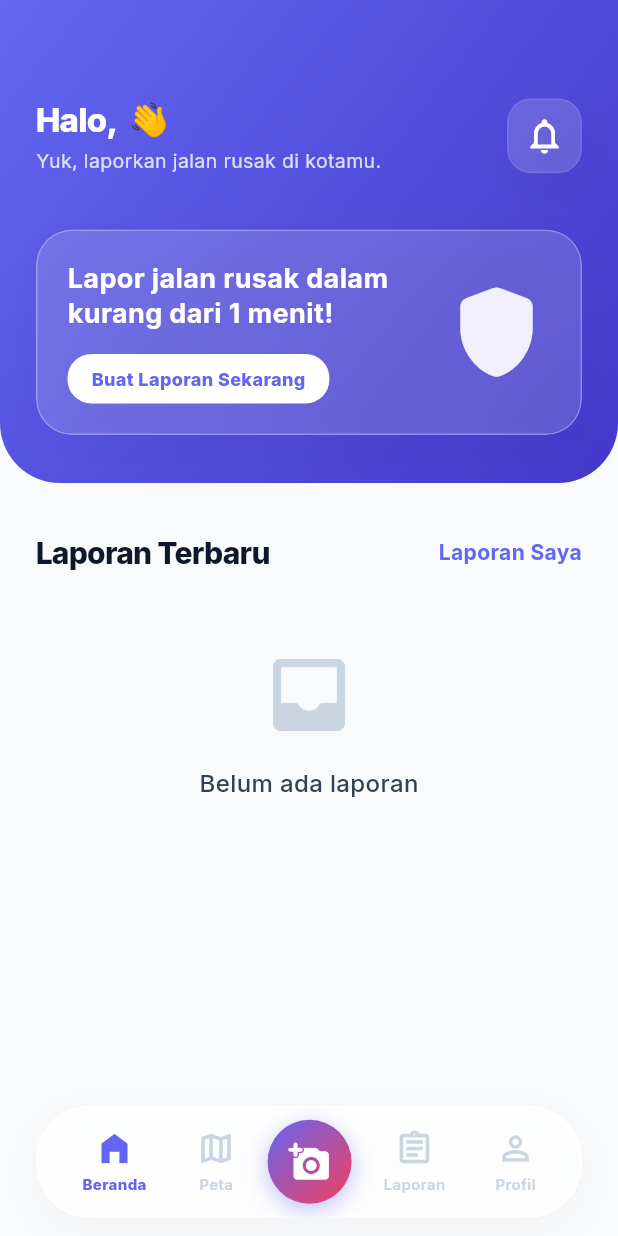
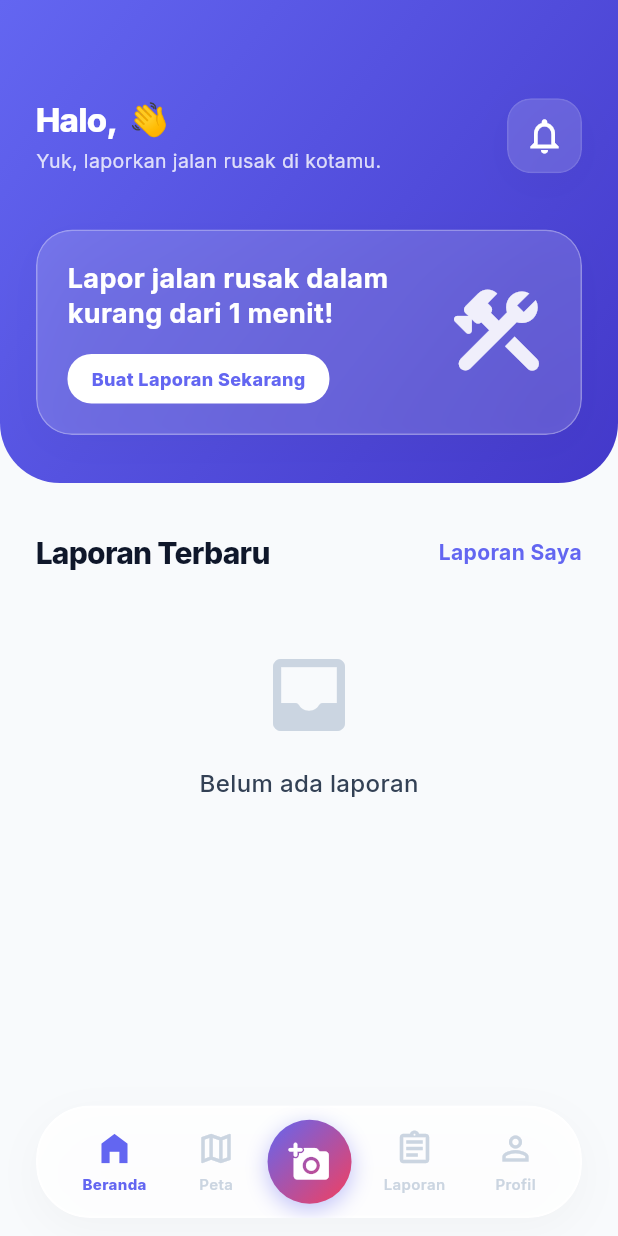
Before and after one commit to OktavianF/FIxLa, a Flutter app: the HomeScreen screen opened by its route, on a phone screen of 412 x 824 dp. Run offline on Flutter 3.47's test engine with Material 3 defaults, Android fonts, the phone set to English and light mode, and no system bars; our stand-ins replace cached_network_image, dio, flutter_animate, flutter_map, flutter_riverpod, geocoding and 6 more; missing offline and left inert: flutter_map_heatmap, tflite_flutter; accounts and stored records are empty; network calls fail.

```diff
--- a/mobile/lib/main.dart
+++ b/mobile/lib/main.dart
@@ -12,6 +12,7 @@ import 'screens/report_detail_screen.dart';
 import 'screens/my_reports_screen.dart';
 import 'screens/profile_screen.dart';
 import 'screens/notification_screen.dart';
+import 'screens/faq_screen.dart';
 
 void main() {
   runApp(const ProviderScope(child: FixLAApp()));
@@ -34,6 +35,7 @@ final _router = GoRouter(
     GoRoute(path: '/my-reports', builder: (_, __) => const MyReportsScreen()),
     GoRoute(path: '/profile', builder: (_, __) => const ProfileScreen()),
     GoRoute(path: '/notifications', builder: (_, __) => const NotificationScreen()),
+    GoRoute(path: '/faq', builder: (_, __) => const FaqScreen()),
   ],
 );
 
--- a/mobile/lib/screens/home_screen.dart
+++ b/mobile/lib/screens/home_screen.dart
@@ -1,7 +1,9 @@
 import 'dart:convert';
 import 'package:flutter/material.dart';
 import 'package:go_router/go_router.dart';
-import 'package:google_maps_flutter/google_maps_flutter.dart';
+import 'package:flutter_map/flutter_map.dart';
+import 'package:flutter_map_heatmap/flutter_map_heatmap.dart';
+import 'package:latlong2/latlong.dart';
 import 'package:shared_preferences/shared_preferences.dart';
 import 'package:cached_network_image/cached_network_image.dart';
 import '../services/api_service.dart';
@@ -18,6 +20,7 @@ class HomeScreen extends StatefulWidget {
 class _HomeScreenState extends State<HomeScreen> {
   int _currentIndex = 0;
   String _userName = '';
+  String? _avatarUrl;
   List<dynamic> _recentReports = [];
   List<dynamic> _myReports = [];
   List<dynamic> _mapReports = [];
@@ -38,7 +41,14 @@ class _HomeScreenState extends State<HomeScreen> {
     final userData = prefs.getString('user_data');
     if (userData != null) {
       final user = jsonDecode(userData);
-      setState(() => _userName = user['name'] ?? '');
+      setState(() {
+        _userName = user['name'] ?? '';
+        if (user['avatar'] != null) {
+          _avatarUrl = '${ApiService.baseUrl.replaceAll('/api/v1', '')}/storage/${user['avatar']}';
+        } else {
+          _avatarUrl = null;
+        }
+      });
     }
   }
 
@@ -242,7 +252,7 @@ class _HomeScreenState extends State<HomeScreen> {
                             ],
                           ),
                         ),
-                        Icon(Icons.shield_rounded, size: 72, color: Colors.white.withValues(alpha: 0.9)),
+                        Icon(Icons.construction_rounded, size: 72, color: Colors.white.withValues(alpha: 0.9)),
                       ],
                     ),
                   ),
@@ -401,80 +411,42 @@ class _HomeScreenState extends State<HomeScreen> {
   Widget _buildMapTab() {
     return Stack(
       children: [
-        GoogleMap(
-          initialCameraPosition: const CameraPosition(
-            target: LatLng(-7.115, 112.417),
-            zoom: 13,
+        FlutterMap(
+          options: const MapOptions(
+            initialCenter: LatLng(-7.115, 112.417),
+            initialZoom: 13,
           ),
-          onMapCreated: (controller) {
-            controller.setMapStyle(_mapStyle);
-          },
-          zoomControlsEnabled: false,
-          myLocationButtonEnabled: false,
-          compassEnabled: false,
-          mapToolbarEnabled: false,
-          markers: _mapReports.map((r) {
-            final lat = double.tryParse(r['latitude'].toString()) ?? 0.0;
-            final lng = double.tryParse(r['longitude'].toString()) ?? 0.0;
-            return Marker(
-              markerId: MarkerId(r['id'].toString()),
-              position: LatLng(lat, lng),
-              infoWindow: InfoWindow(title: r['address'], snippet: r['damage_level']),
-              icon: BitmapDescriptor.defaultMarkerWithHue(
-                r['damage_level'] == 'berat' ? BitmapDescriptor.hueRed : r['damage_level'] == 'sedang' ? BitmapDescriptor.hueOrange : BitmapDescriptor.hueYellow,
+          children: [
+            TileLayer(
+              urlTemplate: 'https://a.basemaps.cartocdn.com/light_all/{z}/{x}/{y}.png',
+              userAgentPackageName: 'com.fixla.app',
+            ),
+            if (_mapReports.isNotEmpty)
+              HeatMapLayer(
+                heatMapDataSource: InMemoryHeatMapDataSource(
+                  data: _mapReports.map((r) {
+                    final lat = double.tryParse(r['latitude'].toString()) ?? 0.0;
+                    final lng = double.tryParse(r['longitude'].toString()) ?? 0.0;
+                    final damage = r['damage_level']?.toString().toLowerCase().trim() ?? 'ringan';
+
+                    double weight = 0.5; // ringan
+                    if (damage == 'sedang') weight = 0.8;
+                    if (damage == 'berat') weight = 1.0;
+
+                    return WeightedLatLng(LatLng(lat, lng), weight);
+                  }).toList(),
+                ),
+                heatMapOptions: HeatMapOptions(
+                  gradient: {
+                    0.2: Colors.green,
+                    0.5: Colors.yellow,
+                    0.8: Colors.red,
+                  },
+                  minOpacity: 0.4,
+                  radius: 40,
+                ),
               ),
-            );
-          }).toSet(),
-        ),
-
-        // Floating Top Search Bar (Glass)
-        Positioned(
-          top: 64,
-          left: 24,
-          right: 24,
-          child: GlassContainer(
-            borderRadius: BorderRadius.circular(24),
-            padding: const EdgeInsets.symmetric(horizontal: 16, vertical: 12),
-            color: Colors.white,
-            opacity: 0.85,
-            child: Row(
-              children: [
-                const Icon(Icons.search_rounded, color: AppTheme.neutral300),
-                const SizedBox(width: 12),
-                const Expanded(child: Text('Cari lokasi laporan...', style: TextStyle(color: AppTheme.neutral300, fontSize: 16, fontWeight: FontWeight.w500))),
-                Container(
-                  padding: const EdgeInsets.all(8),
-                  decoration: BoxDecoration(color: AppTheme.primary.withValues(alpha: 0.1), borderRadius: BorderRadius.circular(12)),
-                  child: const Icon(Icons.tune_rounded, color: AppTheme.primary, size: 20),
-                ),
-              ],
-            ),
-          ),
-        ),
-
-        // Legend
-        Positioned(
-          top: 128,
-          right: 24,
-          child: GlassContainer(
-            borderRadius: BorderRadius.circular(16),
-            padding: const EdgeInsets.all(12),
-            color: Colors.white,
-            opacity: 0.9,
-            child: Column(
-              crossAxisAlignment: CrossAxisAlignment.start,
-              mainAxisSize: MainAxisSize.min,
-              children: [
-                const Text('Tingkat Kerusakan', style: TextStyle(fontSize: 11, fontWeight: FontWeight.w800, color: AppTheme.neutral900)),
-                const SizedBox(height: 8),
-                _legendItem(Colors.red, 'Berat'),
-                const SizedBox(height: 4),
-                _legendItem(Colors.orange, 'Sedang'),
-                const SizedBox(height: 4),
-                _legendItem(Colors.amber, 'Ringan'),
-              ],
-            ),
-          ),
+          ],
         ),
 
         // Floating Bottom Map Detail Sheet
@@ -513,16 +485,6 @@ class _HomeScreenState extends State<HomeScreen> {
     );
   }
 
-  Widget _legendItem(Color color, String label) {
-    return Row(
-      mainAxisSize: MainAxisSize.min,
-      children: [
-        Container(width: 10, height: 10, decoration: BoxDecoration(color: color, shape: BoxShape.circle)),
-        const SizedBox(width: 6),
-        Text(label, style: const TextStyle(fontSize: 11, color: AppTheme.neutral700, fontWeight: FontWeight.w600)),
-      ],
-    );
-  }
 
   Widget _buildReportsTab() {
     return Column(
@@ -589,11 +551,14 @@ class _HomeScreenState extends State<HomeScreen> {
               children: [
                 Container(
                   padding: const EdgeInsets.all(4),
-                  decoration: BoxDecoration(shape: BoxShape.circle, border: Border.all(color: Colors.white.withValues(alpha: 0.3), width: 4)),
+                  decoration: BoxDecoration(shape: BoxShape.circle, border: Border.all(color: Colors.white, width: 3)),
                   child: CircleAvatar(
-                    radius: 48,
+                    radius: 40,
                     backgroundColor: Colors.white,
-                    child: Text(_userName.isNotEmpty ? _userName[0].toUpperCase() : 'U', style: const TextStyle(fontSize: 40, fontWeight: FontWeight.w800, color: AppTheme.primary)),
+                    backgroundImage: _avatarUrl != null ? CachedNetworkImageProvider(_avatarUrl!) : null,
+                    child: _avatarUrl == null
+                        ? Text(_userName.isNotEmpty ? _userName[0].toUpperCase() : 'U', style: const TextStyle(fontSize: 40, fontWeight: FontWeight.w800, color: AppTheme.primary))
+                        : null,
                   ),
                 ),
                 const SizedBox(height: 16),
@@ -614,13 +579,16 @@ class _HomeScreenState extends State<HomeScreen> {
               children: [
                 const Text('Pengaturan Akun', style: TextStyle(fontSize: 16, fontWeight: FontWeight.w700, color: AppTheme.neutral700)),
                 const SizedBox(height: 16),
-                _profileTile(Icons.person_outline, 'Edit Profil', () => context.push('/profile')),
+                _profileTile(Icons.person_outline, 'Edit Profil', () async {
+                  await context.push('/profile');
+                  _loadUser();
+                }),
                 _profileTile(Icons.assignment_outlined, 'Laporan Saya', () => context.push('/my-reports')),
                 _profileTile(Icons.notifications_outlined, 'Notifikasi', () => context.push('/notifications')),
                 const SizedBox(height: 32),
                 const Text('Lainnya', style: TextStyle(fontSize: 16, fontWeight: FontWeight.w700, color: AppTheme.neutral700)),
                 const SizedBox(height: 16),
-                _profileTile(Icons.help_outline, 'Bantuan & FAQ', () {}),
+                _profileTile(Icons.help_outline, 'Bantuan & FAQ', () => context.push('/faq')),
                 _profileTile(Icons.logout_rounded, 'Keluar', () async {
                   final prefs = await SharedPreferences.getInstance();
                   await prefs.clear();
@@ -668,23 +636,3 @@ class _HomeScreenState extends State<HomeScreen> {
     );
   }
 }
-
-const String _mapStyle = '''
-[
-  {"elementType":"geometry","stylers":[{"color":"#f5f5f5"}]},
-  {"elementType":"labels.icon","stylers":[{"visibility":"off"}]},
-  {"elementType":"labels.text.fill","stylers":[{"color":"#616161"}]},
-  {"elementType":"labels.text.stroke","stylers":[{"color":"#f5f5f5"}]},
-  {"featureType":"administrative.land_parcel","elementType":"labels.text.fill","stylers":[{"color":"#bdbdbd"}]},
-  {"featureType":"poi","elementType":"geometry","stylers":[{"color":"#eeeeee"}]},
-  {"featureType":"poi","elementType":"labels.text.fill","stylers":[{"color":"#757575"}]},
-  {"featureType":"poi.park","elementType":"geometry","stylers":[{"color":"#e5e5e5"}]},
-  {"featureType":"road","elementType":"geometry","stylers":[{"color":"#ffffff"}]},
-  {"featureType":"road.arterial","elementType":"labels.text.fill","stylers":[{"color":"#757575"}]},
-  {"featureType":"road.highway","elementType":"geometry","stylers":[{"color":"#dadada"}]},
-  {"featureType":"road.local","elementType":"labels.text.fill","stylers":[{"color":"#9e9e9e"}]},
-  {"featureType":"transit.line","elementType":"geometry","stylers":[{"color":"#e5e5e5"}]},
-  {"featureType":"water","elementType":"geometry","stylers":[{"color":"#c9c9c9"}]},
-  {"featureType":"water","elementType":"labels.text.fill","stylers":[{"color":"#9e9e9e"}]}
-]
-''';
--- a/mobile/lib/services/api_service.dart
+++ b/mobile/lib/services/api_service.dart
@@ -7,8 +7,8 @@ class ApiService {
     if (kIsWeb) {
       return 'http://127.0.0.1:8000/api/v1'; // Flutter Web
     }
-    // IP baru terdeteksi: 192.168.43.144
-    return 'http://192.168.1.4:8000/api/v1';
+    // IP Address komputer saat ini untuk akses device fisik/emulator:
+    return 'http://192.168.1.8:8000/api/v1';
   }
 
   late final Dio _dio;
@@ -59,6 +59,11 @@ class ApiService {
 
   Future<Response> getMe() => _dio.get('/me');
 
+  Future<Response> updateProfile(FormData formData) =>
+      _dio.post('/profile', data: formData, options: Options(
+        headers: {'Content-Type': 'multipart/form-data'},
+      ));
+
   // Reports
   Future<Response> getReports({Map<String, dynamic>? params}) =>
       _dio.get('/reports', queryParameters: params);
--- a/mobile/pubspec.yaml
+++ b/mobile/pubspec.yaml
@@ -47,6 +47,9 @@ dependencies:
   google_fonts: ^8.0.2
   tflite_flutter: ^0.11.0
   image: ^4.3.0
+  flutter_map: ^7.0.2
+  latlong2: ^0.9.1
+  flutter_map_heatmap: ^0.0.8
 
 dev_dependencies:
   flutter_test:
```
Also changed, not shown: mobile/lib/screens/faq_screen.dart (added, +74 -0 lines), mobile/lib/screens/profile_screen.dart (+90 -14 lines), mobile/pubspec.lock, 9 other files.
